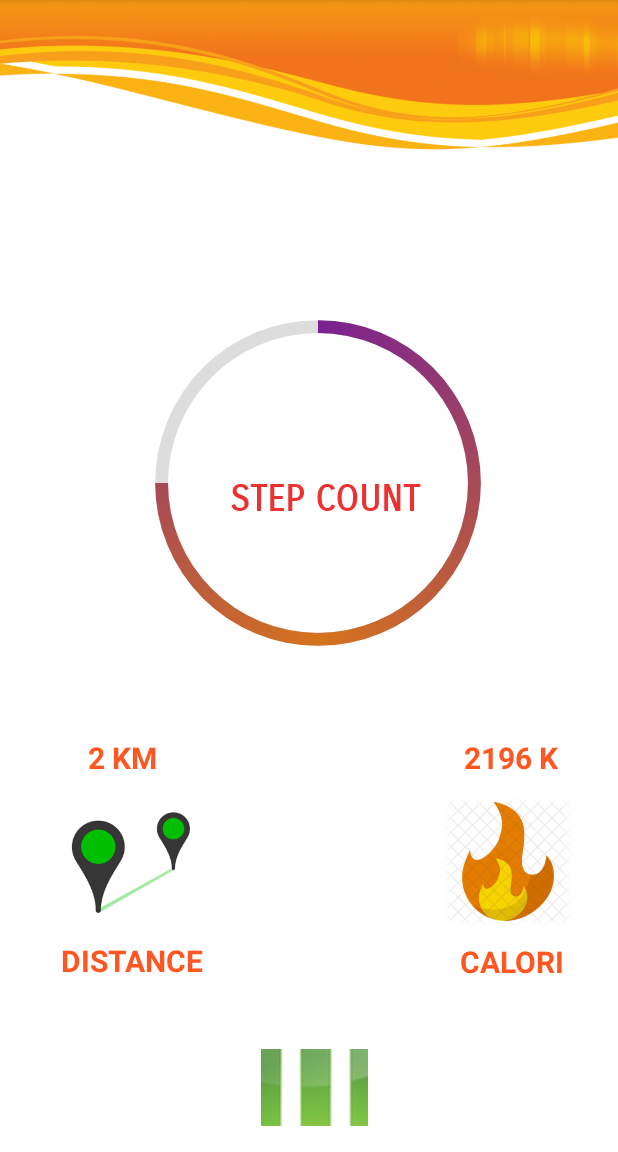
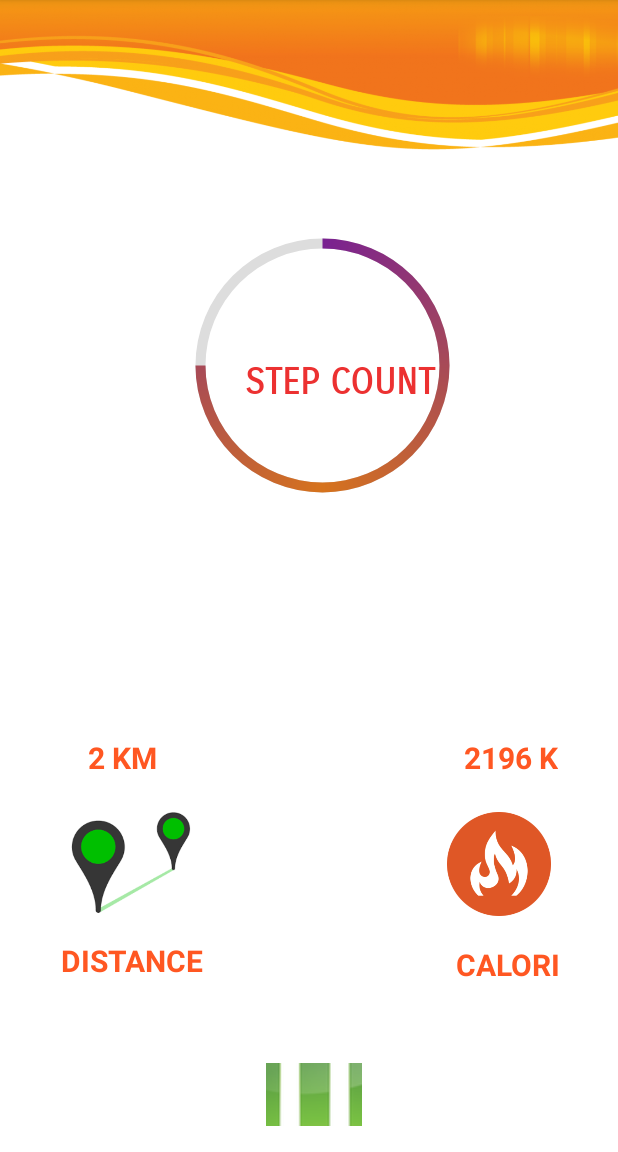
Before and after one commit to iRahulBairagi/PedoFitness-App, an Android app: the screen it shows after launch (MainActivity), on a phone screen of 412 x 824 dp, the part 84-1236 px from its top. Run offline under Robolectric (Android 15) with nearby library versions, the phone set to English and light mode, and no system bars.

Commit message:
my commit

```diff
--- a/PedoFitness/app/src/main/res/layout/activity_main.xml
+++ b/PedoFitness/app/src/main/res/layout/activity_main.xml
@@ -13,16 +13,16 @@
         android:id="@+id/progress"
 
         style="@style/ProgressBar"
-        android:layout_width="300dp"
-        android:layout_height="300dp"
+        android:layout_width="239dp"
+        android:layout_height="234dp"
         android:layout_marginEnd="16dp"
         android:progress="75"
         app:layout_constraintBottom_toBottomOf="parent"
         app:layout_constraintEnd_toEndOf="parent"
-        app:layout_constraintHorizontal_bias="0.648"
+        app:layout_constraintHorizontal_bias="0.608"
         app:layout_constraintStart_toStartOf="parent"
         app:layout_constraintTop_toTopOf="parent"
-        app:layout_constraintVertical_bias="0.368"
+        app:layout_constraintVertical_bias="0.237"
         tools:srcCompt=" @tool:sample/avatars" />
 
     <TextView
@@ -44,10 +44,10 @@
         app:autoSizeTextType="none"
         app:layout_constraintBottom_toBottomOf="parent"
         app:layout_constraintEnd_toEndOf="parent"
-        app:layout_constraintHorizontal_bias="0.753"
+        app:layout_constraintHorizontal_bias="0.802"
         app:layout_constraintStart_toStartOf="parent"
         app:layout_constraintTop_toTopOf="parent"
-        app:layout_constraintVertical_bias="0.443" />
+        app:layout_constraintVertical_bias="0.334" />
 
     <Toolbar
         android:id="@+id/toolbar"
@@ -57,7 +57,7 @@
         app:layout_constraintBottom_toBottomOf="parent"
         app:layout_constraintTop_toTopOf="parent"
         app:layout_constraintVertical_bias="0.0"
-        tools:layout_editor_absoluteX="55dp" />
+        tools:layout_editor_absoluteX="0dp" />
 
     <TextView
         android:id="@+id/textView"
@@ -80,8 +80,9 @@
         android:id="@+id/textView2"
         android:layout_width="89dp"
         android:layout_height="39dp"
-        android:layout_marginStart="35dp"
-        android:layout_marginEnd="16dp"
+        android:layout_marginStart="24dp"
+        android:layout_marginTop="16dp"
+        android:layout_marginEnd="8dp"
         android:text="CALORI"
         android:textAppearance="@style/TextAppearance.AppCompat.Body1"
         android:textColor="#FF5722"
@@ -90,7 +91,7 @@
         android:textStyle="bold"
         app:layout_constraintBottom_toBottomOf="parent"
         app:layout_constraintEnd_toEndOf="parent"
-        app:layout_constraintHorizontal_bias="1.0"
+        app:layout_constraintHorizontal_bias="0.963"
         app:layout_constraintStart_toStartOf="parent"
         app:layout_constraintTop_toTopOf="parent"
         app:layout_constraintVertical_bias="0.861" />
@@ -139,22 +140,10 @@
         app:layout_constraintVertical_bias="0.781"
         app:srcCompat="@drawable/make_final_distance" />
 
-    <ImageView
-        android:id="@+id/imageView8"
-        android:layout_width="108dp"
-        android:layout_height="87dp"
-        app:layout_constraintBottom_toBottomOf="parent"
-        app:layout_constraintEnd_toEndOf="parent"
-        app:layout_constraintHorizontal_bias="0.937"
-        app:layout_constraintStart_toStartOf="parent"
-        app:layout_constraintTop_toTopOf="parent"
-        app:layout_constraintVertical_bias="0.78"
-        app:srcCompat="@drawable/make_calori_final_2" />
-
     <ImageButton
         android:id="@+id/imageButton2"
-        android:layout_width="71dp"
-        android:layout_height="51dp"
+        android:layout_width="64dp"
+        android:layout_height="42dp"
         android:layout_marginEnd="16dp"
         app:layout_constraintBottom_toBottomOf="parent"
         app:layout_constraintEnd_toEndOf="parent"
@@ -163,6 +152,19 @@
         app:layout_constraintTop_toTopOf="parent"
         app:layout_constraintVertical_bias="0.976"
         app:srcCompat="@drawable/pause_4" />
+
+    <ImageView
+        android:id="@+id/imageView"
+        android:layout_width="80dp"
+        android:layout_height="69dp"
+        android:layout_marginBottom="8dp"
+        app:layout_constraintBottom_toBottomOf="parent"
+        app:layout_constraintEnd_toEndOf="parent"
+        app:layout_constraintHorizontal_bias="0.881"
+        app:layout_constraintStart_toStartOf="parent"
+        app:layout_constraintTop_toTopOf="parent"
+        app:layout_constraintVertical_bias="0.784"
+        app:srcCompat="@drawable/fire2" />
 
     <!--        android:background="@drawable/background"--><![CDATA[
 <!--    android:title="GeeksForGeeks" />-->
```
Also changed, not shown: PedoFitness/app/src/main/res/drawable/fire2.png (added), 28 other files.
